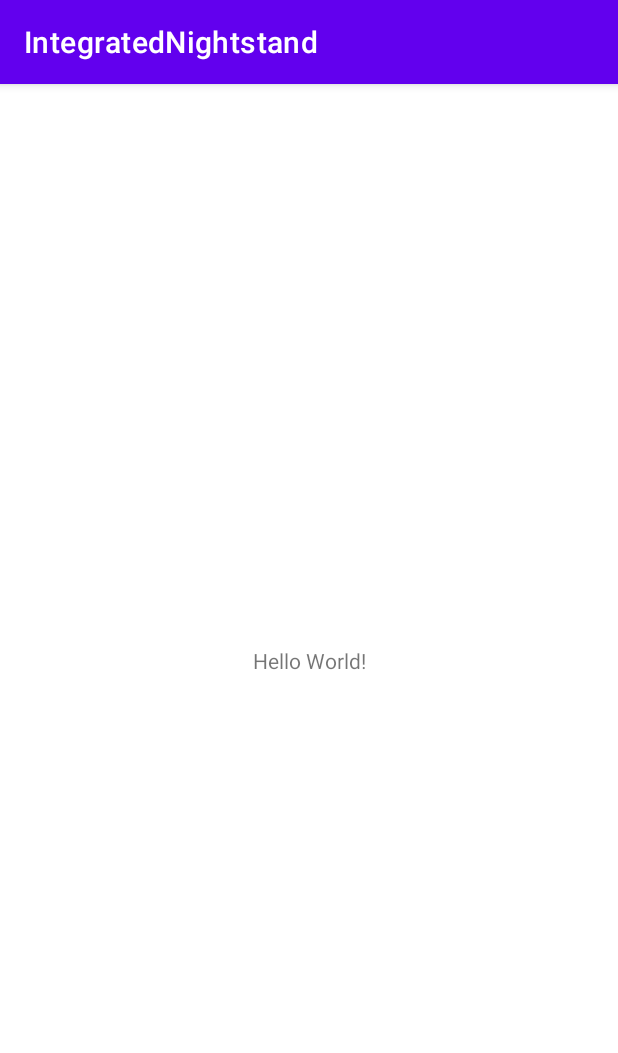
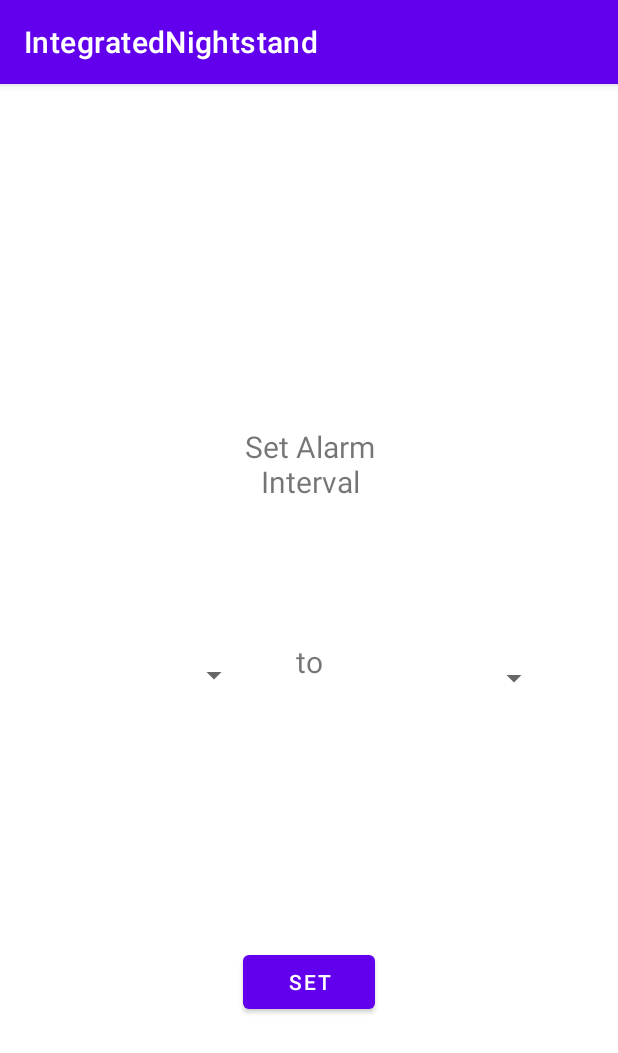
Before and after one commit to lindaf3/IntegratedNightstand, an Android app: the screen it shows after launch (MainActivity), on a phone screen of 412 x 824 dp. Shown: the top 1053 px of the screen. Run offline under Robolectric (Android 15) with nearby library versions, the phone set to English and light mode, and no system bars.

Commit message:
first draft of xml for app

```diff
--- a/app/build.gradle
+++ b/app/build.gradle
@@ -32,7 +32,6 @@ dependencies {
 
     implementation 'androidx.appcompat:appcompat:1.4.1'
     implementation 'com.google.android.material:material:1.5.0'
-    implementation 'androidx.constraintlayout:constraintlayout:2.1.3'
     testImplementation 'junit:junit:4.13.2'
     androidTestImplementation 'androidx.test.ext:junit:1.1.3'
     androidTestImplementation 'androidx.test.espresso:espresso-core:3.4.0'
--- a/app/src/main/res/layout/activity_main.xml
+++ b/app/src/main/res/layout/activity_main.xml
@@ -1,5 +1,6 @@
 <?xml version="1.0" encoding="utf-8"?>
-<androidx.constraintlayout.widget.ConstraintLayout xmlns:android="http://schemas.android.com/apk/res/android"
+<RelativeLayout
+    xmlns:android="http://schemas.android.com/apk/res/android"
     xmlns:app="http://schemas.android.com/apk/res-auto"
     xmlns:tools="http://schemas.android.com/tools"
     android:layout_width="match_parent"
@@ -7,12 +8,59 @@
     tools:context=".MainActivity">
 
     <TextView
+        android:id="@+id/alarmHeading"
+        android:layout_width="125dp"
+        android:layout_height="49dp"
+        android:layout_alignParentStart="true"
+        android:layout_alignParentTop="true"
+        android:layout_centerInParent="true"
+        android:layout_marginStart="144dp"
+        android:layout_marginTop="228dp"
+        android:text="@string/set_alarm_interval"
+        android:textAlignment="center"
+        android:textSize="20sp" />
+
+    <TextView
+        android:id="@+id/alarmHeading2"
+        android:layout_width="125dp"
+        android:layout_height="49dp"
+        android:layout_alignParentStart="true"
+        android:layout_alignParentTop="true"
+        android:layout_centerInParent="true"
+        android:layout_centerHorizontal="true"
+        android:layout_marginStart="143dp"
+        android:layout_marginTop="371dp"
+        android:text="@string/to"
+        android:textAlignment="center"
+        android:textSize="20sp" />
+
+    <Button
+        android:id="@+id/alarmSetter"
         android:layout_width="wrap_content"
         android:layout_height="wrap_content"
-        android:text="Hello World!"
-        app:layout_constraintBottom_toBottomOf="parent"
-        app:layout_constraintEnd_toEndOf="parent"
-        app:layout_constraintStart_toStartOf="parent"
-        app:layout_constraintTop_toTopOf="parent" />
+        android:layout_alignParentBottom="true"
+        android:layout_centerHorizontal="true"
+        android:layout_marginBottom="145dp"
+        android:text="@string/set" />
 
-</androidx.constraintlayout.widget.ConstraintLayout>
+    <Spinner
+        android:id="@+id/alarmStart"
+        android:layout_width="141dp"
+        android:layout_height="53dp"
+        android:layout_alignParentStart="true"
+        android:layout_alignParentTop="true"
+        android:layout_marginStart="25dp"
+        android:layout_marginTop="367dp" />
+
+    <Spinner
+        android:id="@+id/alarmStart2"
+        android:layout_width="141dp"
+        android:layout_height="53dp"
+        android:layout_alignParentStart="true"
+        android:layout_alignParentTop="true"
+        android:layout_alignParentEnd="true"
+        android:layout_marginStart="225dp"
+        android:layout_marginTop="369dp"
+        android:layout_marginEnd="45dp" />
+
+</RelativeLayout>
--- a/app/src/main/res/values/strings.xml
+++ b/app/src/main/res/values/strings.xml
@@ -1,3 +1,6 @@
 <resources>
     <string name="app_name">IntegratedNightstand</string>
+    <string name="set_alarm_interval">Set Alarm Interval</string>
+    <string name="set">SET</string>
+    <string name="to">to</string>
 </resources>
```
